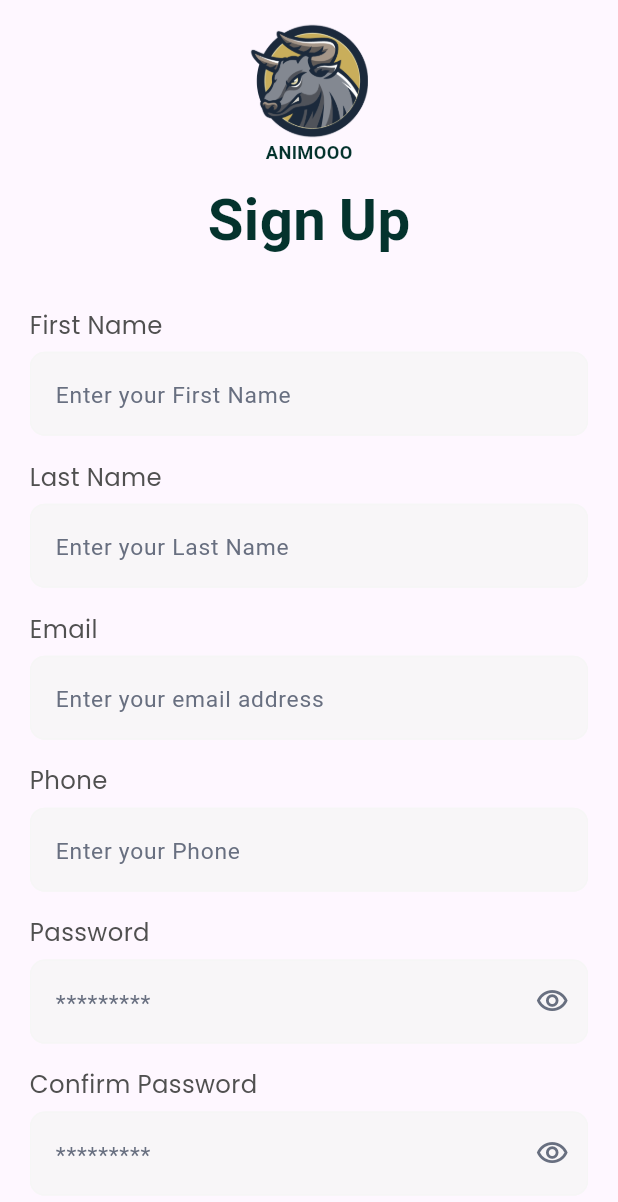
After one commit to youssefr1/animooo, a Flutter app: the SignUpView screen opened by its route, on a phone screen of 412 x 824 dp. The commit adds this screen. Shown: the top 1202 px of the screen. Run offline on Flutter 3.47's test engine with Material 3 defaults, Android fonts, the phone set to English and light mode, and no system bars; our stand-ins replace flutter_screenutil, go_router, google_fonts; Roboto replaces fonts that are missing (Aldrich).

Commit message:
add sign up screen and form fields

```diff
--- a/lib/core/widgets/custom_text_form_feild.dart
+++ b/lib/core/widgets/custom_text_form_feild.dart
@@ -7,13 +7,17 @@ class Custom_text_form_feild extends StatelessWidget {
   const Custom_text_form_feild({
     super.key,
     this.hintText,
-    this.suffixIcon,   this.validator, this.obscureText =false, required this.keyboardType,
+    this.suffixIcon,
+    this.validator,
+    this.obscureText = false,
+    required this.keyboardType,
   });
 
   final String? hintText;
   final Widget? suffixIcon;
   final bool obscureText;
-  final FormFieldValidator?validator ;
+  final FormFieldValidator? validator;
+
   final TextInputType keyboardType;
 
   @override
@@ -24,20 +28,22 @@ class Custom_text_form_feild extends StatelessWidget {
         color: ColorManger.primary,
       ),
       textAlignVertical: TextAlignVertical.center,
-      obscureText:obscureText ,
+      obscureText: obscureText,
       obscuringCharacter: '*',
-      validator:validator,
+      onTapOutside: (event) {
+        FocusScope.of(context).unfocus();
+      },
+      validator: validator,
       keyboardType: keyboardType,
       decoration: InputDecoration(
-
         isDense: true,
         contentPadding: EdgeInsets.symmetric(
           horizontal: 12.w,
           vertical: 16,
         ),
         suffixIcon: suffixIcon,
-
-        fillColor: const Color(0xffF6F6F6),
+        filled: true,
+        fillColor: const Color(0xB6F5F5F5),
         hintText: hintText,
         hintStyle: TextStyle(
           fontSize: 15.sp,
@@ -45,6 +51,12 @@ class Custom_text_form_feild extends StatelessWidget {
           color: Color(0xff686F80),
         ),
         border: OutlineInputBorder(
+          borderRadius: BorderRadius.circular(10.r),
+          borderSide: const BorderSide(
+            color: Color(0xffF6F6F6),
+          ),
+        ),
+        enabledBorder: OutlineInputBorder(
           borderRadius: BorderRadius.circular(10.r),
           borderSide: const BorderSide(
             color: Color(0xffF6F6F6),
--- a/lib/features/auth/presentation/views/login_view.dart
+++ b/lib/features/auth/presentation/views/login_view.dart
@@ -2,8 +2,10 @@ import 'package:animooo/core/resources/color_manger.dart';
 import 'package:animooo/features/auth/presentation/widgets/login/login_view_body.dart';
 import 'package:flutter/gestures.dart';
 import 'package:flutter/material.dart';
+import 'package:go_router/go_router.dart';
 import 'package:google_fonts/google_fonts.dart';
 
+import '../../../../core/routes/routes.dart';
 import '../widgets/login/botton_nav_bar_login.dart';
 
 class LoginView extends StatelessWidget {
@@ -14,7 +16,9 @@ class LoginView extends StatelessWidget {
     return SafeArea(
       child: Scaffold(
         body: LoginViewBody(),
-        bottomNavigationBar: BottomNavBarLogin(onPressedAtSignUpNow: () {},),
+        bottomNavigationBar: BottomNavBarLogin(onPressedAtSignUpNow: () {
+          context.go(AppRouter.signup);
+        },),
       ),
     );
   }
--- a/lib/features/auth/presentation/views/sign_up_view.dart
+++ b/lib/features/auth/presentation/views/sign_up_view.dart
@@ -1,11 +1,17 @@
 import 'package:flutter/cupertino.dart';
 import 'package:flutter/material.dart';
+
+import '../widgets/sign up/sign_up_body.dart';
 
 class SignUpView extends StatelessWidget {
   const SignUpView({super.key});
 
   @override
   Widget build(BuildContext context) {
-    return Scaffold();
+    return SafeArea(
+      child: Scaffold(
+        body: SignUpBody(),
+      ),
+    );
   }
 }
--- /dev/null
+++ b/lib/features/auth/presentation/widgets/sign up/form feilds/confirm_password_form_field_sign_up.dart
@@ -0,0 +1,54 @@
+import 'package:flutter/cupertino.dart';
+import 'package:flutter/material.dart';
+import 'package:flutter_screenutil/flutter_screenutil.dart';
+import 'package:google_fonts/google_fonts.dart';
+
+import '../../../../../../core/resources/color_manger.dart';
+import '../../../../../../core/widgets/custom_text_form_feild.dart';
+
+class ConfirmPasswordFormFieldSignUp extends StatelessWidget {
+  const ConfirmPasswordFormFieldSignUp({super.key, required this.onPreesedAtEye, required this.visibleConfirm});
+final bool visibleConfirm ;
+final void Function() onPreesedAtEye;
+  @override
+  Widget build(BuildContext context) {
+    return Column(
+      children: [
+        // Password Form Field for SignUp
+        SizedBox(height: 16.h),
+        Align(
+          alignment: Alignment.centerLeft,
+          child: Text(
+            'Confirm Password',
+            style: GoogleFonts.poppins(
+              fontSize: 16.sp,
+              fontWeight: FontWeight.w400,
+              color: ColorManger.greyColor,
+            ),
+          ),
+        ),
+        SizedBox(height: 6.h),
+        Custom_text_form_feild(
+          validator:(value) {
+            if(value== null || value.trim().isEmpty){
+              return 'Enter your password';
+              //Todo: add validation
+            }else{
+              return null;
+            }
+          } ,
+          obscureText: !visibleConfirm,
+          hintText: '*********',
+          suffixIcon: IconButton(
+            onPressed: onPreesedAtEye,
+            icon: Icon(
+              visibleConfirm ? Icons.visibility_outlined:Icons.visibility_off_outlined,
+              size: 22.sp,
+              color: Color(0xff686F80),
+            ),
+          ), keyboardType: TextInputType.visiblePassword,
+        ),
+      ],
+    );
+  }
+}
--- /dev/null
+++ b/lib/features/auth/presentation/widgets/sign up/form feilds/email_form_field_sign_up.dart
@@ -0,0 +1,41 @@
+import 'package:flutter/material.dart';
+import 'package:flutter_screenutil/flutter_screenutil.dart';
+import 'package:google_fonts/google_fonts.dart';
+
+import '../../../../../../core/resources/color_manger.dart';
+import '../../../../../../core/widgets/custom_text_form_feild.dart';
+class EmailFormFieldSignUp extends StatelessWidget {
+  const EmailFormFieldSignUp({super.key});
+
+  @override
+  Widget build(BuildContext context) {
+    return Column(
+      children: [
+        SizedBox(height: 16.h),
+        Align(
+          alignment: Alignment.centerLeft,
+          child: Text(
+            'Email',
+            style: GoogleFonts.poppins(
+              fontSize: 16.sp,
+              fontWeight: FontWeight.w400,
+              color: ColorManger.greyColor,
+            ),
+          ),
+        ),
+        SizedBox(height: 6.h),
+        Custom_text_form_feild(
+          validator: (value) {
+            if(value== null || value.trim().isEmpty){
+              return 'Enter your email address';
+              //Todo: add validation
+            }else{
+              return null;
+            }
+          } ,
+          hintText: 'Enter your email address', keyboardType: TextInputType.emailAddress,
+        ),
+      ],
+    );
+  }
+}
--- /dev/null
+++ b/lib/features/auth/presentation/widgets/sign up/form feilds/first_name_form_field_sign_up.dart
@@ -0,0 +1,41 @@
+import 'package:flutter/material.dart';
+import 'package:flutter_screenutil/flutter_screenutil.dart';
+import 'package:google_fonts/google_fonts.dart';
+
+import '../../../../../../core/resources/color_manger.dart';
+import '../../../../../../core/widgets/custom_text_form_feild.dart';
+
+class FirstNameFormFieldSignUp extends StatelessWidget {
+  const FirstNameFormFieldSignUp({super.key});
+
+  @override
+  Widget build(BuildContext context) {
+    return Column(
+      children: [
+        Align(
+          alignment: Alignment.centerLeft,
+          child: Text(
+            'First Name',
+            style: GoogleFonts.poppins(
+              fontSize: 16.sp,
+              fontWeight: FontWeight.w400,
+              color: ColorManger.greyColor,
+            ),
+          ),
+        ),
+        SizedBox(height: 6.h),
+        Custom_text_form_feild(
+          validator: (value) {
+            if(value== null || value.trim().isEmpty){
+              return 'Enter your First Name';
+              //Todo: add validation
+            }else{
+              return null;
+            }
+          } ,
+          hintText: 'Enter your First Name', keyboardType: TextInputType.name,
+        ),
+      ],
+    );
+  }
+}
--- /dev/null
+++ b/lib/features/auth/presentation/widgets/sign up/form feilds/last_name_form_field_sign_up.dart
@@ -0,0 +1,44 @@
+import 'package:flutter/material.dart';
+import 'package:flutter_screenutil/flutter_screenutil.dart';
+import 'package:google_fonts/google_fonts.dart';
+
+import '../../../../../../core/resources/color_manger.dart';
+import '../../../../../../core/widgets/custom_text_form_feild.dart';
+class LastNameFormFieldSignUp extends StatelessWidget {
+  const LastNameFormFieldSignUp({super.key});
+
+
+  @override
+  Widget build(BuildContext context) {
+    return Column(
+      children: [
+        SizedBox(height: 16.h),
+        Align(
+          alignment: Alignment.centerLeft,
+          child: Text(
+            'Last Name',
+            style: GoogleFonts.poppins(
+              fontSize: 16.sp,
+              fontWeight: FontWeight.w400,
+              color: ColorManger.greyColor,
+            ),
+          ),
+        ),
+        SizedBox(height: 6.h),
+        Custom_text_form_feild(
+          validator:(value) {
+            if(value== null || value.trim().isEmpty){
+              return 'Enter your Last Name';
+              //Todo: add validation
+            }else{
+              return null;
+            }
+          } ,
+
+          hintText: 'Enter your Last Name',
+          keyboardType: TextInputType.name,
+        ),
+      ],
+    );
+  }
+}
--- /dev/null
+++ b/lib/features/auth/presentation/widgets/sign up/form feilds/password_form_field_sign_up.dart
@@ -0,0 +1,54 @@
+import 'package:flutter/cupertino.dart';
+import 'package:flutter/material.dart';
+import 'package:flutter_screenutil/flutter_screenutil.dart';
+import 'package:google_fonts/google_fonts.dart';
+
+import '../../../../../../core/resources/color_manger.dart';
+import '../../../../../../core/widgets/custom_text_form_feild.dart';
+
+class PasswordFormFieldSignUp extends StatelessWidget {
+  const PasswordFormFieldSignUp({super.key, required this.onPressedAtEye, required this.visibilepassword});
+final bool visibilepassword ;
+ final void Function()onPressedAtEye;
+  @override
+  Widget build(BuildContext context) {
+    return Column(
+      children: [
+        // Password Form Field for SignUp
+        SizedBox(height: 16.h),
+        Align(
+          alignment: Alignment.centerLeft,
+          child: Text(
+            'Password',
+            style: GoogleFonts.poppins(
+              fontSize: 16.sp,
+              fontWeight: FontWeight.w400,
+              color: ColorManger.greyColor,
+            ),
+          ),
+        ),
+        SizedBox(height: 6.h),
+        Custom_text_form_feild(
+          validator:(value) {
+            if(value== null || value.trim().isEmpty){
+              return 'Enter your password';
+              //Todo: add validation
+            }else{
+              return null;
+            }
+          } ,
+          obscureText: !visibilepassword,
+          hintText: '*********',
+          suffixIcon: IconButton(
+            onPressed: onPressedAtEye,
+            icon: Icon(
+             visibilepassword  ? Icons.visibility_outlined:Icons.visibility_off_outlined,
+              size: 22.sp,
+              color: Color(0xff686F80),
+            ),
+          ), keyboardType: TextInputType.visiblePassword,
+        ),
+      ],
+    );
+  }
+}
--- /dev/null
+++ b/lib/features/auth/presentation/widgets/sign up/form feilds/phone_form_field_sign_up.dart
@@ -0,0 +1,41 @@
+import 'package:flutter/material.dart';
+import 'package:flutter_screenutil/flutter_screenutil.dart';
+import 'package:google_fonts/google_fonts.dart';
+
+import '../../../../../../core/resources/color_manger.dart';
+import '../../../../../../core/widgets/custom_text_form_feild.dart';
+class PhoneFormFieldSignUp extends StatelessWidget {
+  const PhoneFormFieldSignUp({super.key});
+
+  @override
+  Widget build(BuildContext context) {
+    return Column(
+      children: [
+        SizedBox(height: 16.h),
+        Align(
+          alignment: Alignment.centerLeft,
+          child: Text(
+            'Phone',
+            style: GoogleFonts.poppins(
+              fontSize: 16.sp,
+              fontWeight: FontWeight.w400,
+              color: ColorManger.greyColor,
+            ),
+          ),
+        ),
+        SizedBox(height: 6.h),
+        Custom_text_form_feild(
+          validator: (value) {
+            if(value== null || value.trim().isEmpty){
+              return 'Enter your Phone Number';
+              //Todo: add validation
+            }else{
+              return null;
+            }
+          } ,
+          hintText: 'Enter your Phone', keyboardType: TextInputType.phone,
+        ),
+      ],
+    );
+  }
+}
--- /dev/null
+++ b/lib/features/auth/presentation/widgets/sign up/sign_up_body.dart
@@ -0,0 +1,60 @@
+import 'package:animooo/features/auth/presentation/widgets/sign%20up/sign_up_form.dart';
+import 'package:flutter/material.dart';
+import 'package:flutter_screenutil/flutter_screenutil.dart';
+import 'package:google_fonts/google_fonts.dart';
+
+import '../../../../../core/resources/color_manger.dart';
+import '../../../../../core/widgets/app_logo_and_title.dart';
+import '../../../../../core/widgets/custom_button.dart';
+import '../login/forget_password_login.dart';
+import '../login/login_form.dart';
+
+class SignUpBody extends StatelessWidget {
+  const SignUpBody({super.key});
+
+  @override
+  Widget build(BuildContext context) {
+    return SizedBox(
+      width: double.infinity,
+      child: Padding(
+        padding: EdgeInsets.symmetric(horizontal: 18.w),
+        child: SingleChildScrollView(
+          child: Column(
+            children: [
+              SizedBox(height: 15.h),
+              // App LOGO
+              AppLogoWidget(),
+              Text(
+                'ANIMOOO',
+                style: GoogleFonts.originalSurfer(
+                  fontSize: 12.sp,
+                  fontWeight: FontWeight.bold,
+                  color: ColorManger.primary,
+                ),
+              ),
+              SizedBox(height: 9.h),
+              Text(
+                'Sign Up',
+                style: GoogleFonts.aldrich(
+                  fontSize: 38.21.sp,
+                  fontWeight: FontWeight.bold,
+                  color: ColorManger.primary,
+                ),
+              ),
+              SizedBox(height: 30.h),
+
+              // Login Form Fields
+              SignUpForm(formKey:GlobalKey<FormState>() , onPressedAtEye: () {  },visibility:true ,),
+
+              SizedBox(height: 65.h),
+              // Login Button
+
+              CustomButton(text: 'Sign Up', onPressed: () {  },),
+              SizedBox(height: 15.h),
+            ],
+          ),
+        ),
+      ),
+    );;
+  }
+}
--- /dev/null
+++ b/lib/features/auth/presentation/widgets/sign up/sign_up_form.dart
@@ -0,0 +1,38 @@
+import 'package:animooo/features/auth/presentation/widgets/sign%20up/form%20feilds/password_form_field_sign_up.dart';
+import 'package:animooo/features/auth/presentation/widgets/sign%20up/form%20feilds/phone_form_field_sign_up.dart';
+import 'package:flutter/material.dart';
+import 'package:flutter_screenutil/flutter_screenutil.dart';
+import 'package:google_fonts/google_fonts.dart';
+
+import '../../../../../core/resources/color_manger.dart';
+import '../../../../../core/widgets/custom_text_form_feild.dart';
+import 'form feilds/confirm_password_form_field_sign_up.dart';
+import 'form feilds/email_form_field_sign_up.dart';
+import 'form feilds/first_name_form_field_sign_up.dart';
+import 'form feilds/last_name_form_field_sign_up.dart';
+
+class SignUpForm extends StatelessWidget {
+  const SignUpForm({super.key, required this.formKey, required this.onPressedAtEye, this.visibility});
+  final GlobalKey<FormState> formKey ;
+  final VoidCallback onPressedAtEye;
+  final bool? visibility;
+  @override
+  Widget build(BuildContext context) {
+    return Form(
+      key: formKey,
+      child: Column(
+        children: [
+          FirstNameFormFieldSignUp(),
+          LastNameFormFieldSignUp(),
+          EmailFormFieldSignUp(),
+          PhoneFormFieldSignUp(),
+          PasswordFormFieldSignUp(onPressedAtEye: () {}, visibilepassword: true,),
+          ConfirmPasswordFormFieldSignUp(onPreesedAtEye: () {  }, visibleConfirm: true,)
+
+
+
+        ],
+      ),
+    );
+  }
+}
```
